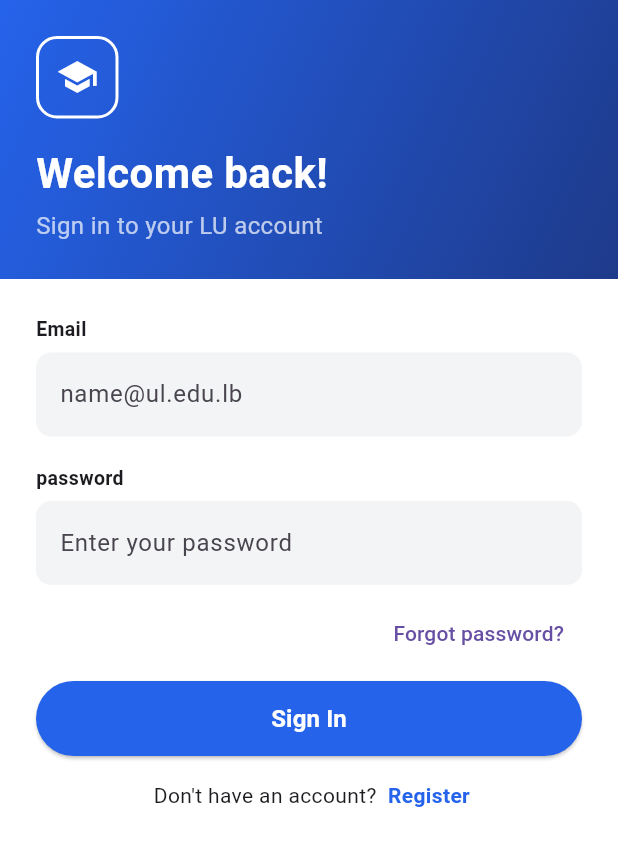
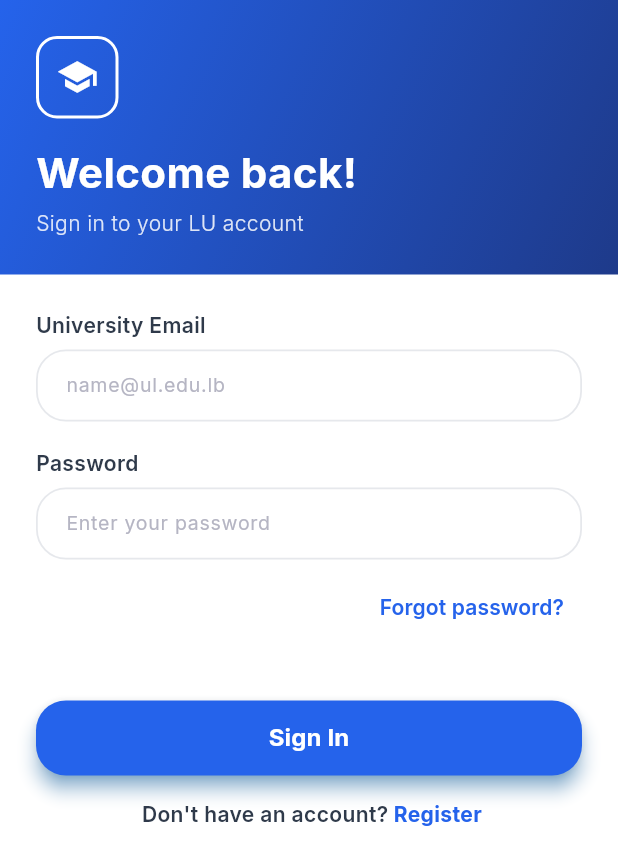
Before and after one commit to NourAlHoudaRifaieh/Uni_Connect, a Flutter app: the screen it shows after launch, on a phone screen of 412 x 824 dp. Shown: the top 865 px of the screen. Run offline on Flutter 3.47's test engine with Material 3 defaults, Android fonts, the light colour scheme and no system bars; our stand-ins replace cloud_firestore, firebase_auth, firebase_core, go_router, google_fonts; accounts and stored records are empty.

Commit message:
created a custom elevated button and add the google font

```diff
--- a/lib/core/widgets/academic_info_step.dart
+++ b/lib/core/widgets/academic_info_step.dart
@@ -1,4 +1,5 @@
 import 'package:flutter/material.dart';
+import 'package:uni_connect/core/widgets/custom_elevated_button.dart';
 
 
 const List<String> kFaculties = [
@@ -57,7 +58,7 @@ class AcademicInfoStep extends StatelessWidget {
           Container(
             decoration: BoxDecoration(
               color: Color(0xFFF3F4F6),
-              borderRadius: BorderRadius.circular(10),
+              borderRadius: BorderRadius.circular(20),
             ),
             padding: const EdgeInsets.symmetric(horizontal:12),
             child:DropdownButtonHideUnderline(
@@ -96,7 +97,7 @@ class AcademicInfoStep extends StatelessWidget {
                           ? const Color(0xFF2563EB)
                           : Colors.grey.shade300,
                     ),
-                    borderRadius: BorderRadius.circular(10),
+                    borderRadius: BorderRadius.circular(20),
                   ),
                   child: Text(
                     year,
@@ -116,7 +117,7 @@ class AcademicInfoStep extends StatelessWidget {
               padding: const EdgeInsets.all(14),
               decoration: BoxDecoration(
                 color: const Color(0xFFEFF6FF),
-                borderRadius: BorderRadius.circular(10),
+                borderRadius: BorderRadius.circular(20),
               ),
               child: Column(
                 crossAxisAlignment: CrossAxisAlignment.start,
@@ -146,40 +147,50 @@ class AcademicInfoStep extends StatelessWidget {
               Expanded(
                 child: SizedBox(
                   height: 50,
-                  child: OutlinedButton(
-                    onPressed: onBack,
-                    style: OutlinedButton.styleFrom(
-                      shape: RoundedRectangleBorder(
-                        borderRadius: BorderRadius.circular(25),
-                      ),
-                    ),
-                    child: const Text('Back'),
+                  child: CustomElevatedButton(
+                      text: 'Back',
+                      onPressed: onBack,
+                      type: ButtonType.outlined,
                   ),
+                  // child: OutlinedButton(
+                  //   onPressed: onBack,
+                  //   style: OutlinedButton.styleFrom(
+                  //     shape: RoundedRectangleBorder(
+                  //       borderRadius: BorderRadius.circular(25),
+                  //     ),
+                  //   ),
+                  //   child: const Text('Back'),
+                  // ),
                 ),
               ),
               const SizedBox(width: 12),
               Expanded(
                 child: SizedBox(
                   height: 50,
-                  child: ElevatedButton(
-                    onPressed:
-                    (hasGroup && !isLoading) ? onCreateAccount : null,
-                    style: ElevatedButton.styleFrom(
-                      backgroundColor: const Color(0xFF2563EB),
-                      shape: RoundedRectangleBorder(
-                        borderRadius: BorderRadius.circular(25),
-                      ),
-                    ),
-                    child: isLoading
-                        ? const CircularProgressIndicator(color: Colors.white)
-                        : const Text(
-                      'Create Account',
-                      style: TextStyle(
-                        color: Colors.white,
-                        fontWeight: FontWeight.bold,
-                      ),
-                    ),
+                  child: CustomElevatedButton(
+                      text: 'Create Account',
+                      onPressed: (hasGroup && !isLoading) ? onCreateAccount : null,
+                      isLoading: isLoading,
                   ),
+                  // child: ElevatedButton(
+                  //   onPressed:
+                  //   (hasGroup && !isLoading) ? onCreateAccount : null,
+                  //   style: ElevatedButton.styleFrom(
+                  //     backgroundColor: const Color(0xFF2563EB),
+                  //     shape: RoundedRectangleBorder(
+                  //       borderRadius: BorderRadius.circular(25),
+                  //     ),
+                  //   ),
+                  //   child: isLoading
+                  //       ? const CircularProgressIndicator(color: Colors.white)
+                  //       : const Text(
+                  //     'Create Account',
+                  //     style: TextStyle(
+                  //       color: Colors.white,
+                  //       fontWeight: FontWeight.bold,
+                  //     ),
+                  //   ),
+                  // ),
                 ),
               ),
             ],
--- a/lib/core/widgets/auth_header.dart
+++ b/lib/core/widgets/auth_header.dart
@@ -1,4 +1,5 @@
 import 'package:flutter/material.dart';
+import 'package:google_fonts/google_fonts.dart';
 
 class AuthHeader extends StatelessWidget {
   // AuthHeader({Key? key}) : super(key: key);
@@ -43,10 +44,15 @@ class AuthHeader extends StatelessWidget {
                   const Icon(Icons.chevron_left, color: Colors.white, size:20),
                   Text(
                     backLabel!,
-                    style: TextStyle(
+                    style: GoogleFonts.inter(
                       color: Colors.white,
                       fontSize:14,
+                      fontWeight: FontWeight.w500,
                     ),
+                    // style: TextStyle(
+                    //   color: Colors.white,
+                    //   fontSize:14,
+                    // ),
                   ),
                 ],
               ),
@@ -70,19 +76,29 @@ class AuthHeader extends StatelessWidget {
           const SizedBox(height:16),
           Text(
             title,
-            style: const TextStyle(
+            style: GoogleFonts.inter(
               color: Colors.white,
-              fontSize:28,
-              fontWeight: FontWeight.bold,
+                fontSize:28,
+                fontWeight: FontWeight.bold,
             ),
+            // style: const TextStyle(
+            //   color: Colors.white,
+            //   fontSize:28,
+            //   fontWeight: FontWeight.bold,
+            // ),
           ),
           const SizedBox(height:4),
           Text(
             subtitle,
-            style: TextStyle(
-              color: Colors.white70,
-              fontSize:16,
+            style: GoogleFonts.inter(
+              color: Colors.white.withOpacity(0.85),
+              fontSize:14,
+              fontWeight: FontWeight.w300,
             ),
+            // style: TextStyle(
+            //   color: Colors.white70,
+            //   fontSize:16,
+            // ),
           ),
           if (progressBar != null) ...[
             const SizedBox(height:16),
--- /dev/null
+++ b/lib/core/widgets/custom_elevated_button.dart
@@ -0,0 +1,83 @@
+import 'package:flutter/material.dart';
+import 'package:google_fonts/google_fonts.dart';
+
+enum ButtonType { elevated, outlined }
+
+class CustomElevatedButton extends StatelessWidget{
+  final String text;
+  final VoidCallback? onPressed;
+  final bool isLoading;
+  final ButtonType type;
+  final Color backgroundColor;
+  final Color textColor;
+  final double height;
+  final double borderRadius;
+
+  const CustomElevatedButton({
+    super.key,
+    required this.text,
+    required this.onPressed,
+    this.isLoading = false,
+    this.type= ButtonType.elevated,
+    this.backgroundColor = const Color(0xFF2563EB),
+    this.textColor= Colors.white,
+    this.height= 50.0,
+    this.borderRadius= 20.0,
+  });
+
+  @override
+  Widget build(BuildContext context){
+    final isElevated = type == ButtonType.elevated;
+
+    return SizedBox(
+      height: height,
+      width: double.infinity,
+      child: isElevated
+        ? ElevatedButton(
+          onPressed: isLoading ? null : onPressed,
+          style: ElevatedButton.styleFrom(
+            backgroundColor: backgroundColor,
+            elevation:5,
+            shadowColor: Colors.blue,
+            shape: RoundedRectangleBorder(
+              borderRadius: BorderRadius.circular(borderRadius),
+            ),
+          ),
+          child: _buildChild(context, textColor),
+        )
+        : OutlinedButton(
+          onPressed: isLoading ? null : onPressed,
+          style: OutlinedButton.styleFrom(
+            side:BorderSide(color:backgroundColor),
+            shape: RoundedRectangleBorder(
+              borderRadius: BorderRadius.circular(borderRadius),
+            ),
+          ),
+          child: _buildChild(context, backgroundColor),
+          ),
+    );
+  }
+
+  Widget _buildChild(BuildContext context, Color labelColor){
+    if (isLoading){
+      return SizedBox(
+        height: 24,
+        width: 24,
+        child: CircularProgressIndicator(
+          strokeWidth: 2.5,
+          color: type == ButtonType.elevated ? Colors.white :backgroundColor,
+        ),
+      );
+    }
+
+    return Text(
+      text,
+      style: GoogleFonts.inter(
+        color: labelColor,
+        fontSize: 16,
+        fontWeight: FontWeight.bold,
+      ),
+    );
+  }
+
+}
--- a/lib/core/widgets/custom_form_field.dart
+++ b/lib/core/widgets/custom_form_field.dart
@@ -1,4 +1,5 @@
 import 'package:flutter/material.dart';
+import 'package:google_fonts/google_fonts.dart';
 
 class CustomFormField extends StatelessWidget {
 
@@ -32,9 +33,10 @@ class CustomFormField extends StatelessWidget {
         if (label !=null)
           Text(
             label!,
-            style: const TextStyle(
+            style: GoogleFonts.inter(
+              fontSize:14,
               fontWeight: FontWeight.w600,
-              fontSize:13,
+              color: Color(0xFF2F3A4A),
             ),
           ),
         const SizedBox(height:6),
@@ -43,14 +45,45 @@ class CustomFormField extends StatelessWidget {
           obscureText: obscureText,
           keyboardType: keyboardType,
           validator: validator,
+          style: GoogleFonts.inter(
+            fontSize:14,
+            color: Color(0xFF2F3A4A),
+            fontWeight: FontWeight.w400,
+          ),
           decoration: InputDecoration(
             hintText: hint,
+            hintStyle: GoogleFonts.inter(
+              fontSize:13,
+              color: Color(0xFFB5B5C3),
+              fontWeight: FontWeight.w400,
+            ),
             filled: true,
-            fillColor: const Color(0xFFF3F4F6),
+            fillColor: Colors.white,
             prefixIcon: prefixIcon,
-            border: OutlineInputBorder(
-              borderRadius: BorderRadius.circular(10),
-              borderSide:BorderSide.none,
+            contentPadding: EdgeInsets.symmetric(
+              horizontal: 16,
+              vertical:8,
+            ),
+            enabledBorder: OutlineInputBorder(
+              borderRadius: BorderRadius.circular(20),
+              borderSide: BorderSide(
+                color: Color(0xFFE6E8EC),
+                width:1.2,
+              ),
+            ),
+            focusedBorder: OutlineInputBorder(
+              borderRadius:BorderRadius.circular(20),
+              borderSide: BorderSide(
+                color: Colors.blue,
+                width:1,
+              ),
+            ),
+            focusedErrorBorder: OutlineInputBorder(
+              borderSide: BorderSide(
+                color: Colors.red,
+                width:1,
+              ),
+              borderRadius: BorderRadius.circular(20),
             ),
           ),
         ),
--- a/lib/core/widgets/personal_info_step.dart
+++ b/lib/core/widgets/personal_info_step.dart
@@ -1,5 +1,7 @@
 import 'package:flutter/material.dart';
+import 'package:uni_connect/core/widgets/custom_elevated_button.dart';
 import '../../../../core/widgets/custom_form_field.dart';
+import "package:google_fonts/google_fonts.dart";
 
 class PersonalInfoStep extends StatelessWidget {
 
@@ -28,12 +30,16 @@ class PersonalInfoStep extends StatelessWidget {
         child: Column(
           crossAxisAlignment: CrossAxisAlignment.stretch,
           children: [
-            const Text(
+            Text(
               'Personal Information',
-              style: TextStyle(
+              style: GoogleFonts.inter(
                 fontSize:16,
-                fontWeight:FontWeight.bold,
+                fontWeight: FontWeight.bold,
               ),
+              // style: TextStyle(
+              //   fontSize:16,
+              //   fontWeight:FontWeight.bold,
+              // ),
             ),
             const SizedBox(height: 16),
             CustomFormField(
@@ -83,23 +89,33 @@ class PersonalInfoStep extends StatelessWidget {
             const SizedBox(height:24),
             SizedBox(
               height:50,
-              child: ElevatedButton(
-                onPressed: onContinue,
-                style:ElevatedButton.styleFrom(
-                  backgroundColor: const Color(0xFF2563EB),
-                  shape: RoundedRectangleBorder(
-                    borderRadius: BorderRadius.circular(25),
-                  ),
-                ),
-                child: const Text(
-                  'Continue',
-                  style: TextStyle(
-                    color:Colors.white,
-                    fontWeight: FontWeight.bold,
-                    fontSize:16,
-                  ),
-                ),
+              child: CustomElevatedButton(
+                  text: 'Continue',
+                  onPressed: (){
+                    if(formKey.currentState?.validate() ?? false){
+                      onContinue();
+                    }
+                  },
               ),
+              // child: ElevatedButton(
+              //   onPressed: onContinue,
+              //   style:ElevatedButton.styleFrom(
+              //     backgroundColor: const Color(0xFF2563EB),
+              //     shape: RoundedRectangleBorder(
+              //       borderRadius: BorderRadius.circular(20),
+              //     ),
+              //     elevation:5,
+              //     shadowColor:Colors.blue,
+              //   ),
+              //   child: const Text(
+              //     'Continue',
+              //     style: TextStyle(
+              //       color:Colors.white,
+              //       fontWeight: FontWeight.bold,
+              //       fontSize:16,
+              //     ),
+              //   ),
+              // ),
             ),
           ],
         ),
--- a/lib/features/auth/presentation/login_screen.dart
+++ b/lib/features/auth/presentation/login_screen.dart
@@ -1,8 +1,10 @@
 import 'package:flutter/material.dart';
+import 'package:uni_connect/core/widgets/custom_elevated_button.dart';
 import '../../../core/widgets/custom_form_field.dart';
 import 'package:go_router/go_router.dart';
 import 'package:uni_connect/core/widgets/auth_header.dart';
 import 'package:uni_connect/features/auth/data/auth_repository.dart';
+import 'package:google_fonts/google_fonts.dart';
 
 class LoginScreen extends StatefulWidget {
   LoginScreen({Key? key}) : super(key: key);
@@ -91,7 +93,7 @@ class _LoginScreenState extends State<LoginScreen> {
                     children: [
                       //CustomFormField for Email
                       CustomFormField(
-                        label: 'Email',
+                        label: 'University Email',
                         hint: 'name@ul.edu.lb',
                         controller: _emailController,
                         keyboardType: TextInputType.emailAddress,
@@ -111,7 +113,7 @@ class _LoginScreenState extends State<LoginScreen> {
                       const SizedBox(height:18),
                       //CustomFormField for password
                       CustomFormField(
-                        label: 'password',
+                        label: 'Password',
                         hint: 'Enter your password',
                         controller: _passwordController,
                         obscureText: true,
@@ -130,51 +132,75 @@ class _LoginScreenState extends State<LoginScreen> {
                       Align(
                         alignment:Alignment.centerRight,
                         child: TextButton(
+                          style: TextButton.styleFrom(
+                            foregroundColor: Color(0xFF2563EB),
+                          ).copyWith(
+                            overlayColor: WidgetStateProperty.all(Colors.transparent),
+                          ),
                           onPressed: () {
                             //to handle the forgot password later
                           },
-                          child: const Text('Forgot password?'),
+                          child: Text('Forgot password?',
+                            style: GoogleFonts.inter(
+                              fontSize: 14,
+                              fontWeight: FontWeight.w600,
+                            ),
+                          ),
                         ),
                       ),
-                      SizedBox(height:8),
+                      SizedBox(height:38),
                       //Login Button
                       SizedBox(
                         height:50,
-                        child:ElevatedButton(
-                          onPressed: _isLoading ? null : _handleLogin,
-                          style: ElevatedButton.styleFrom(
-                            backgroundColor: const Color(0xFF2563EB),
-                            shape: RoundedRectangleBorder(
-                              borderRadius: BorderRadius.circular(25),
-                            ),
-                          ),
-                          child: _isLoading
-                              ? const CircularProgressIndicator(color: Colors.white)
-                              : const Text(
-                            'Sign In',
-                            style: TextStyle(
-                              color: Colors.white,
-                              fontWeight: FontWeight.bold,
-                              fontSize:16,
-                            ) ,
-                          ),
+                        child: CustomElevatedButton(
+                            text: 'Sign In',
+                            onPressed: _handleLogin,
+                            isLoading: _isLoading,
                         ),
+                        // child:ElevatedButton(
+                        //   onPressed: _isLoading ? null : _handleLogin,
+                        //   style: ElevatedButton.styleFrom(
+                        //     backgroundColor: const Color(0xFF2563EB),
+                        //     shape: RoundedRectangleBorder(
+                        //       borderRadius: BorderRadius.circular(20),
+                        //     ),
+                        //     elevation: 5,
+                        //     shadowColor: Colors.blue,
+                        //   ),
+                        //   child: _isLoading
+                        //       ? const CircularProgressIndicator(color: Colors.white)
+                        //       : const Text(
+                        //     'Sign In',
+                        //     style: TextStyle(
+                        //       color: Colors.white,
+                        //       fontWeight: FontWeight.bold,
+                        //       fontSize:16,
+                        //     ) ,
+                        //   ),
+                        // ),
                       ),
                       const SizedBox(height:16),
                       //Register link
                       Row(
                         mainAxisAlignment : MainAxisAlignment.center,
                         children :[
-                          const Text(" Don't have an account? "),
+                          Text(" Don't have an account?",
+                            style: GoogleFonts.inter(
+                              fontSize:14,
+                              color: Color(0xFF2F3A4A),
+                              fontWeight: FontWeight.w600,
+                            ),
+                          ),
                           GestureDetector(
                             onTap: () {
                               //navigate to register screen next
                               context.go('/register');
                             },
-                            child: const Text(
+                            child: Text(
                               ' Register',
-                              style: TextStyle(
+                              style: GoogleFonts.inter(
                                 color: Color(0xFF2563EB),
+                                fontSize:14,
                                 fontWeight: FontWeight.bold,
                               ),
                             ),
--- a/lib/main.dart
+++ b/lib/main.dart
@@ -2,6 +2,7 @@ import 'package:flutter/material.dart';
 import 'package:firebase_core/firebase_core.dart';
 import 'firebase_options.dart';
 import 'routing/app_router.dart';
+import 'package:google_fonts/google_fonts.dart';
 
 void main() async {
   WidgetsFlutterBinding.ensureInitialized();
@@ -21,6 +22,7 @@ class MyApp extends StatelessWidget {
       debugShowCheckedModeBanner: false,
       theme: ThemeData(
         primaryColor: const Color(0xFF2563EB),
+        textTheme: GoogleFonts.interTextTheme(),
         fontFamily: 'Roboto',
       ),
       routerConfig: appRouter,
--- a/pubspec.yaml
+++ b/pubspec.yaml
@@ -35,6 +35,7 @@ dependencies:
   firebase_auth: ^5.1.4
   cloud_firestore: ^5.2.1
   go_router: ^14.2.0
+  google_fonts: ^8.2.1
 
   # The following adds the Cupertino Icons font to your application.
   # Use with the CupertinoIcons class for iOS style icons.
```
Also changed, not shown: pubspec.lock, 2 other files.
